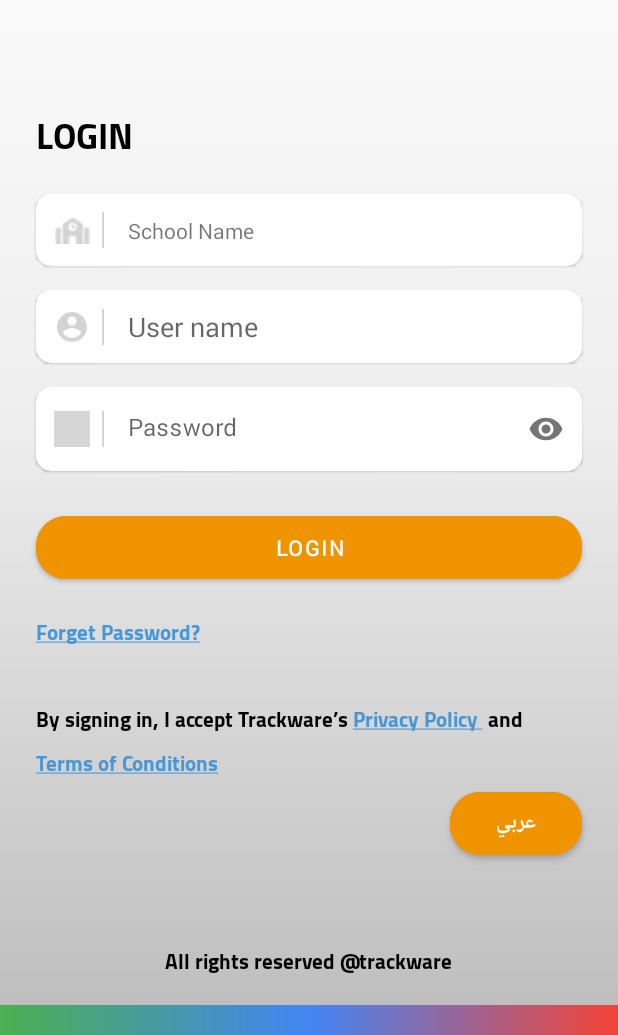
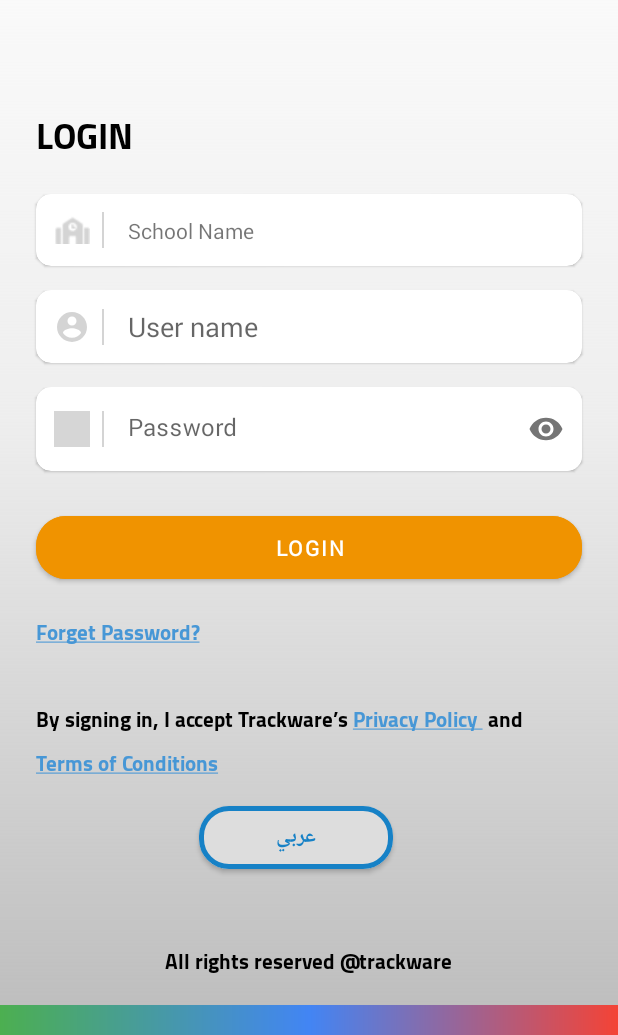
Before and after one commit to YousefAlfaqeeh/parent_staging, an Android app: the screen it shows after launch (MainFragmentActivity), on a phone screen of 412 x 824 dp, the part 201-1236 px from its top. Run offline under Robolectric (Android 15) with nearby library versions, the phone set to English and light mode, and no system bars; our stand-ins replace CircleImageView, Volley; libraries missing offline, so code that uses them is left out: com.afollestad.materialdialogs, com.nabinbhandari.android, com.readystatesoftware.sqliteasset; pictures from the network do not load; 6 statements that could not run were skipped; grey boxes are pictures that could not be loaded.

Commit message:
Modifed thexml file and
writing notes

```diff
--- a/app/src/debug/res/values/google_maps_api.xml
+++ b/app/src/debug/res/values/google_maps_api.xml
@@ -16,7 +16,7 @@
     string in this file.
     -->
 
-    <string name="google_maps_key" templateMergeStrategy="preserve" translatable="false">AIzaSyCYVFzNlEcAP7mBstY59zB9CIEsa5W2bgc</string>
+    <string name="google_maps_key" templateMergeStrategy="preserve" translatable="false">AIzaSyBIIWRuxYIAN0gCYfjUjXg0xqMjDju9Yig</string>
 
     <!--    <string name="google_maps_key" templateMergeStrategy="preserve" translatable="false">AIzaSyDyj-ugQ1mjxvHMGug6Zreyn37hhE4yNWg</string>-->
 </resources>
--- a/app/src/main/java/trackwareschoolbus/parentschool/API_new/APIs/Constants.java
+++ b/app/src/main/java/trackwareschoolbus/parentschool/API_new/APIs/Constants.java
@@ -7,10 +7,10 @@ package trackwareschoolbus.parentschool.API_new.APIs;
 public interface Constants {
 
     String HTTPS = "https://";
-//    String DEV_PROD = "prod";
-    String DEV_PROD = "dev";
-    String  SCHOOLS_LIST = "https://trackware-schools.s3.eu-central-1.amazonaws.com/qc1.json"; // DEV
-//    String  SCHOOLS_LIST = "https://trackware-schools.s3.eu-central-1.amazonaws.com/infos.json"; // PROD
+    String DEV_PROD = "prod";
+//    String DEV_PROD = "dev";
+//    String  SCHOOLS_LIST = "https://trackware-schools.s3.eu-central-1.amazonaws.com/qc1.json"; // DEV
+    String  SCHOOLS_LIST = "https://trackware-schools.s3.eu-central-1.amazonaws.com/infos.json"; // PROD
 
 //    String  SCHOOLS_LIST = SCHOOLS_LIST_DEV;
 
--- a/app/src/main/java/trackwareschoolbus/parentschool/fragment/login/LoginFragment.kt
+++ b/app/src/main/java/trackwareschoolbus/parentschool/fragment/login/LoginFragment.kt
@@ -33,7 +33,7 @@ import kotlinx.android.synthetic.main.fragment_login_v2.*
 class LoginFragment : BaseFragment() {
     var btnLogIn: Button? = null
     var mActivity: Activity? =null
-    var btnSelectLanguge: Button? = null
+    var btnSelectLanguge: TextView? = null
 //    var btnSelectLanguge: View? = null
     var school_list_layout: View? = null
     var txtPin: EditText? = null
@@ -73,6 +73,7 @@ class LoginFragment : BaseFragment() {
 
         btnLogIn = view.findViewById(R.id.btnLogIn)
         btnLogIn?.setOnClickListener {callLogIn() }
+//        Start code  change language
         if (Locale.getDefault().getDisplayLanguage().equals("English")) {
             btnSelectLanguge?.setText(mActivity!!.getString(R.string.ar));
 
@@ -105,6 +106,7 @@ class LoginFragment : BaseFragment() {
 
 
         }}
+        //        End code  change language
 
 //        txtPin.setOnFocusChangeListener(new View.OnFocusChangeListener() {
 //            @Override
@@ -273,6 +275,7 @@ class LoginFragment : BaseFragment() {
     }
 
     fun showSchoolsList() {
+//        get schools list  according to language
         if(Locale.getDefault().getDisplayLanguage().equals("English"))
         {
             school_list?.let {school_list->
@@ -314,7 +317,7 @@ class LoginFragment : BaseFragment() {
     }
 
     fun callLogIn() {
-        /////////
+        ///////// method login
 
         if (txtPin!!.text.toString().isEmpty() ||
             txtpass!!.text.toString().isEmpty() || selectedSchool == null
@@ -338,6 +341,7 @@ class LoginFragment : BaseFragment() {
         logInReq.platform = platform
         logInReq.schoolName = school_name
         logInReq.mobile_token = firebase_token
+//        if mobile token is empte create new mobile token
         if (logInReq.mobile_token.equals(""))
         {
             logInReq.mobile_token =FirebaseInstanceId.getInstance().token.toString()
@@ -363,6 +367,7 @@ class LoginFragment : BaseFragment() {
     }
 
     fun callKidsListAPI() {
+//        method get Kids list
         ConnectionFactory.getInstance().kidsListForAllKids
             .observe(viewLifecycleOwner, { response ->
                 hideLoading()
--- a/app/src/main/java/trackwareschoolbus/parentschool/toolsV2/DialogsTools.java
+++ b/app/src/main/java/trackwareschoolbus/parentschool/toolsV2/DialogsTools.java
@@ -215,7 +215,7 @@ public final class DialogsTools {
             } catch (Exception e) {
 
             }
-
+//          initial value in constructor
 
             messageYesNoDialog = new MaterialDialog.Builder(this.context).
                     canceledOnTouchOutside(false).
--- a/app/src/main/res/layout/fragment_login_v2.xml
+++ b/app/src/main/res/layout/fragment_login_v2.xml
@@ -26,10 +26,21 @@
 
     <com.google.android.material.button.MaterialButton
         android:id="@+id/btnSelectLanguge"
-        android:layout_width="0dp"
-        android:layout_height="54dp"
-        android:backgroundTint="@color/material_yellow_700"
-        android:layout_marginEnd="24dp"
+        android:layout_width="129dp"
+        android:layout_height="42dp"
+        android:layout_marginEnd="150dp"
+        android:layout_marginStart="150dp"
+        android:layout_marginTop="15dp"
+        android:layout_marginBottom="125dp"
+        android:backgroundTint="@color/select_lang"
+        android:gravity="center"
+        android:insetLeft="0dp"
+        android:insetTop="0dp"
+        android:insetRight="0dp"
+        android:insetBottom="0dp"
+        app:strokeWidth="3dp"
+        app:strokeColor="#1681C6"
+        android:textColor="#1681C6"
         android:text="@string/ar_en"
         android:textStyle="bold"
         app:cornerRadius="20dp"
@@ -285,6 +296,8 @@
         app:layout_constraintStart_toStartOf="@+id/btnLogIn"
         app:layout_constraintTop_toBottomOf="@+id/lbForgetPassword" />
 
+
+
     <com.google.android.material.textview.MaterialTextView
         android:id="@+id/lbAllRights"
         style="@style/AllTextViewStyle"
--- a/app/src/main/res/values/colors_material.xml
+++ b/app/src/main/res/values/colors_material.xml
@@ -127,4 +127,5 @@
     <color name="material_brown_300">#ffa1887f</color>
     <color name="material_brown_500">#ff795548</color>
     <color name="material_brown_700">#ff5d4037</color>
+    <color name="select_lang">#DDDDDD</color>
 </resources>
--- a/app/src/main/res/values/strings.xml
+++ b/app/src/main/res/values/strings.xml
@@ -249,5 +249,5 @@
     <string name="all_rights_reserved_trackware">All rights reserved @trackware</string>
     <string name="current_position">Current Position</string>
     <string name="error_user_name">Wrong Username or Password</string>
-
+    <string name="change_language">Change Language to</string>
 </resources>
```
